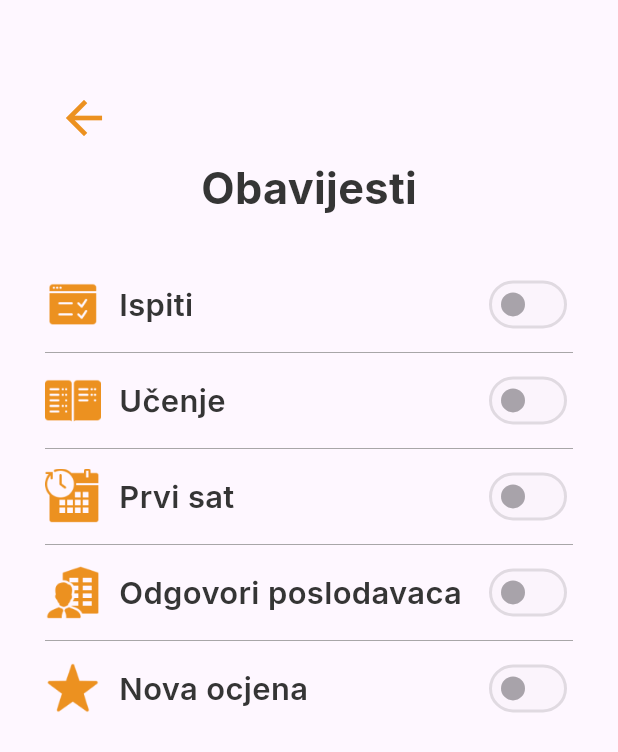
After one commit to Aschmenzy/Odlikas_Flutter, a Flutter app: the NotificationsPage screen opened directly, on a phone screen of 412 x 824 dp. The commit adds this screen. Shown: the top 752 px of the screen. Run offline on Flutter 3.47's test engine with Material 3 defaults, Android fonts, the light colour scheme and no system bars; our stand-ins replace cloud_firestore, dotted_border, file_picker, firebase_core, flutter_dotenv, google_fonts and 4 more; missing offline and left inert: mobile_scanner, syncfusion_flutter_pdfviewer; accounts and stored records are empty.

Commit message:
Add Notifications page and NotificationTile widget; update settings page to include notifications option
Still need to add notification funcinality

```diff
--- /dev/null
+++ b/odlikas_mobilna/lib/pages/NotificationsPage/Widgets/notificationTile.dart
@@ -0,0 +1,62 @@
+import 'package:flutter/material.dart';
+import 'package:google_fonts/google_fonts.dart';
+import 'package:odlikas_mobilna/constants/constants.dart';
+
+class NotificationTile extends StatelessWidget {
+  final bool? isLast;
+  final String label;
+  final String path;
+  final bool value;
+  final Function(bool)? onChanged;
+  final Function()? onTap;
+
+  const NotificationTile({
+    super.key,
+    required this.label,
+    this.isLast,
+    required this.path,
+    this.onTap,
+    required this.value,
+    this.onChanged,
+  });
+
+  @override
+  Widget build(BuildContext context) {
+    return GestureDetector(
+      onTap: onTap,
+      child: Column(
+        children: [
+          Row(
+            children: [
+              Image.asset(
+                path,
+                height: MediaQuery.of(context).size.width * 0.09,
+              ),
+              SizedBox(width: MediaQuery.of(context).size.width * 0.03),
+              Expanded(
+                child: Text(
+                  label,
+                  style: GoogleFonts.inter(
+                    color: AppColors.secondary,
+                    fontSize: MediaQuery.of(context).size.width * 0.05,
+                    fontWeight: FontWeight.w600,
+                  ),
+                ),
+              ),
+              Switch(
+                value: value,
+                onChanged: onChanged,
+              ),
+            ],
+          ),
+          if (isLast != true) ...[
+            Divider(
+              color: AppColors.tertiary,
+              thickness: 0.5,
+            ),
+          ],
+        ],
+      ),
+    );
+  }
+}
--- /dev/null
+++ b/odlikas_mobilna/lib/pages/NotificationsPage/notifications_page.dart
@@ -0,0 +1,71 @@
+import 'package:flutter/material.dart';
+import 'package:google_fonts/google_fonts.dart';
+import 'package:odlikas_mobilna/constants/constants.dart';
+import 'package:odlikas_mobilna/pages/NotificationsPage/Widgets/notificationTile.dart';
+
+class NotificationsPage extends StatelessWidget {
+  const NotificationsPage({super.key});
+
+  @override
+  Widget build(BuildContext context) {
+    final size = MediaQuery.of(context).size;
+
+    return Scaffold(
+      body: Center(
+        child: Padding(
+          padding: EdgeInsets.only(left: 30, right: 30, top: 20),
+          child: Column(
+            crossAxisAlignment: CrossAxisAlignment.center,
+            children: [
+              SizedBox(height: size.height * 0.04),
+              Row(
+                children: [
+                  IconButton(
+                    iconSize: 36,
+                    color: AppColors.accent,
+                    icon: Icon(Icons.arrow_back),
+                    onPressed: () {
+                      Navigator.pop(context);
+                    },
+                  ),
+                ],
+              ),
+              Text("Obavijesti",
+                  style: GoogleFonts.inter(
+                      fontSize: size.width * 0.07,
+                      fontWeight: FontWeight.bold,
+                      color: AppColors.secondary)),
+
+              SizedBox(height: size.height * 0.04),
+
+              //notifications options
+              NotificationTile(
+                label: "Ispiti",
+                path: "assets/images/tests.png",
+                value: false,
+              ),
+              NotificationTile(
+                  label: "Učenje",
+                  path: "assets/images/learning.png",
+                  value: false),
+              NotificationTile(
+                  label: "Prvi sat",
+                  path: "assets/images/firstPeriod.png",
+                  value: false),
+              NotificationTile(
+                  label: "Odgovori poslodavaca",
+                  path: "assets/images/answers.png",
+                  value: false),
+              NotificationTile(
+                label: "Nova ocjena",
+                path: "assets/images/newGrade.png",
+                value: false,
+                isLast: true,
+              ),
+            ],
+          ),
+        ),
+      ),
+    );
+  }
+}
--- a/odlikas_mobilna/lib/pages/SettingsPages/settings_page.dart
+++ b/odlikas_mobilna/lib/pages/SettingsPages/settings_page.dart
@@ -11,6 +11,7 @@ import 'package:odlikas_mobilna/pages/AboutPage/about_page.dart';
 import 'package:odlikas_mobilna/pages/ConnectToScreenPage/in_between_page.dart';
 import 'package:odlikas_mobilna/pages/CritiquePage/critique_page.dart';
 import 'package:odlikas_mobilna/pages/HelpCenterPage/help_center_page.dart';
+import 'package:odlikas_mobilna/pages/NotificationsPage/notifications_page.dart';
 import 'package:odlikas_mobilna/pages/PreferencesPage/update_preferences_page.dart';
 import 'package:odlikas_mobilna/pages/SettingsPages/Widgets/card.dart';
 import 'package:odlikas_mobilna/pages/SettingsPages/Widgets/settingsTile.dart';
@@ -202,6 +203,11 @@ class _SettingsPageState extends State<SettingsPage> {
                   SettingsTile(
                     label: "Obavjesti",
                     path: "assets/images/notification.png",
+                    onTap: () => Navigator.push(
+                      context,
+                      MaterialPageRoute(
+                          builder: (context) => NotificationsPage()),
+                    ),
                   ),
                   SettingsTile(
                     label: "Dislekcijski tekst",
```
Also changed, not shown: odlikas_mobilna/assets/images/answers.png (added), odlikas_mobilna/assets/images/firstPeriod.png (added), odlikas_mobilna/assets/images/learning.png (added), odlikas_mobilna/assets/images/newGrade.png (added), odlikas_mobilna/assets/images/tests.png (added).
